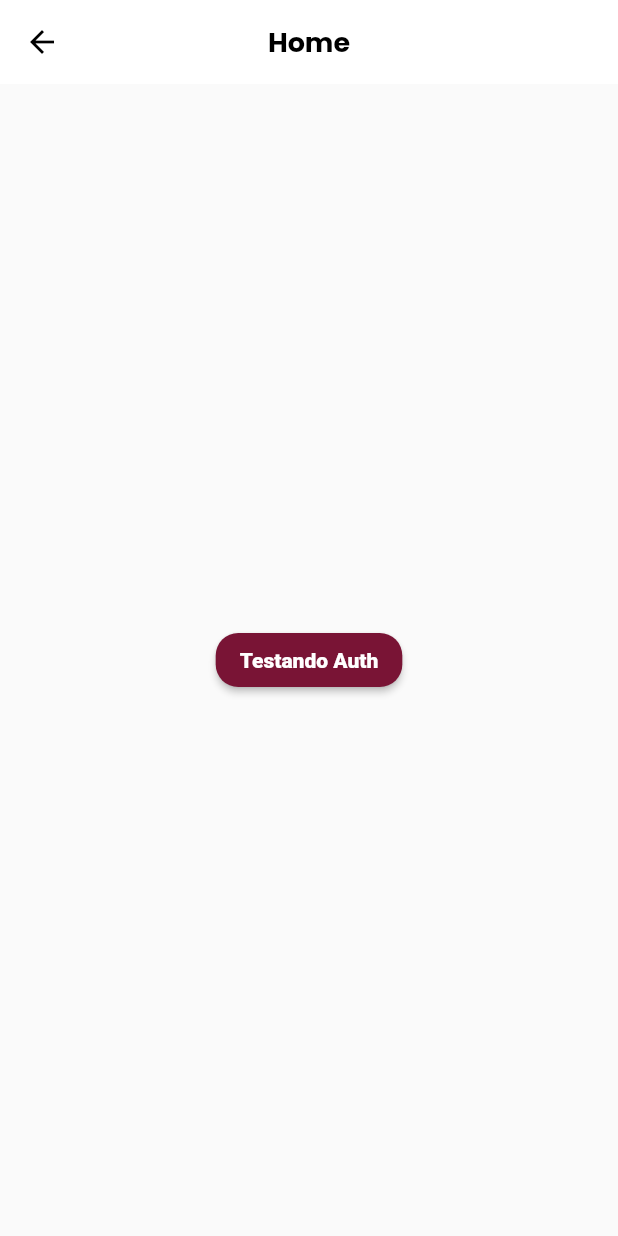
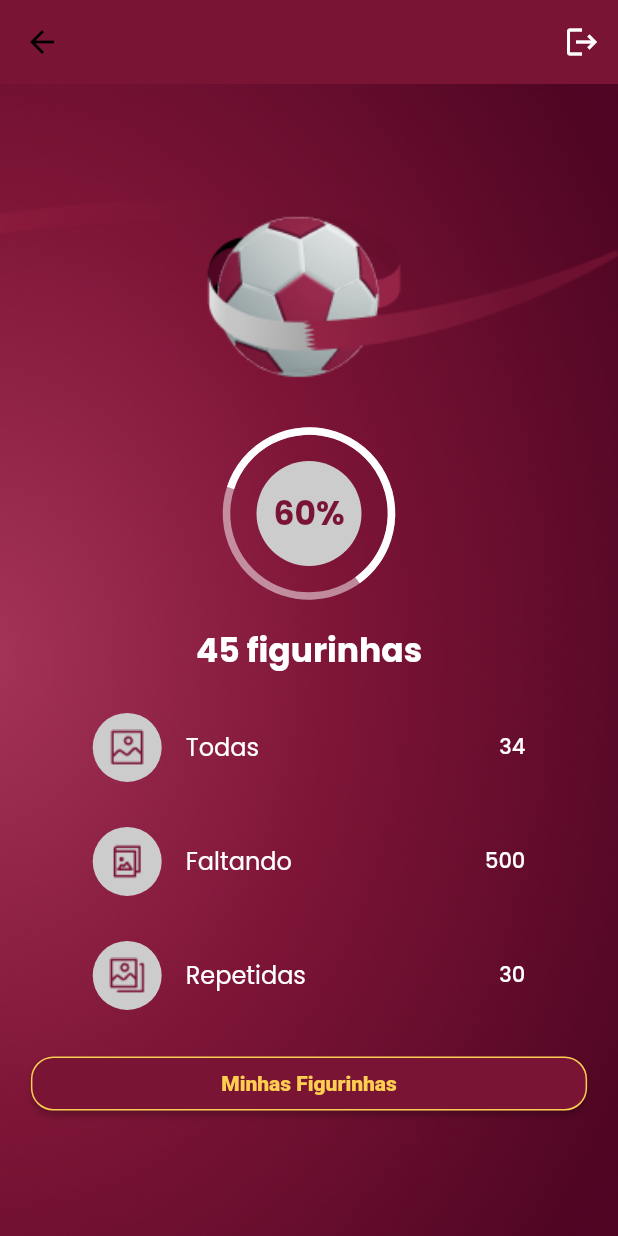
Before and after one commit to John-Rocha/cup-flutter-app, a Flutter app: the HomePage screen opened by its route, on a phone screen of 412 x 824 dp. Run offline on Flutter 3.47's test engine with Material 2 defaults, Android fonts, the phone set to English and light mode, and no system bars; our stand-ins replace dio, loading_animation_widget, shared_preferences, top_snackbar_flutter; missing offline and left inert: flutter_getit, validatorless; accounts and stored records are empty; Roboto replaces fonts that are missing (MPlus1P).

Commit message:
feat: build the home page

```diff
--- a/lib/app/core/ui/styles/text_styles.dart
+++ b/lib/app/core/ui/styles/text_styles.dart
@@ -76,6 +76,11 @@ class TextStyles {
         color: Colors.black,
         fontSize: 22,
       );
+
+  TextStyle get titlePrimatyColor => textPrimaryFontBold.copyWith(
+        color: ColorsApp.instance.primary,
+        fontSize: 22,
+      );
 }
 
 extension TextStylesExtensions on BuildContext {
--- a/lib/app/pages/home/home_page.dart
+++ b/lib/app/pages/home/home_page.dart
@@ -1,7 +1,10 @@
-import 'package:cup_flutter_app/app/core/rest/custom_dio.dart';
+import 'package:cup_flutter_app/app/core/ui/styles/button_styles.dart';
+import 'package:cup_flutter_app/app/core/ui/styles/colors_app.dart';
+import 'package:cup_flutter_app/app/core/ui/styles/text_styles.dart';
 import 'package:cup_flutter_app/app/core/ui/widgets/button.dart';
+import 'package:cup_flutter_app/app/pages/home/widgets/status_tile.dart';
+import 'package:cup_flutter_app/app/pages/home/widgets/sticker_percent_widget.dart';
 import 'package:flutter/material.dart';
-import 'package:flutter_getit/flutter_getit.dart';
 
 class HomePage extends StatefulWidget {
   const HomePage({super.key});
@@ -14,17 +17,88 @@ class _HomePageState extends State<HomePage> {
   @override
   Widget build(BuildContext context) {
     return Scaffold(
+      backgroundColor: context.colors.primary,
       appBar: AppBar(
-        title: const Text('Home'),
+        elevation: 0,
+        backgroundColor: context.colors.primary,
+        actions: [
+          IconButton(
+            onPressed: () {},
+            icon: const Icon(
+              Icons.logout,
+              color: Colors.white,
+            ),
+          ),
+        ],
       ),
-      body: Center(
-        child: Button.primary(
-          label: 'Testando Auth',
-          onPressed: () async {
-            context.get<CustomDio>().auth().get('/api/me');
-          },
-        ),
-      ),
+      body: Container(
+          decoration: const BoxDecoration(
+            image: DecorationImage(
+              image: AssetImage('assets/images/background.png'),
+              fit: BoxFit.cover,
+            ),
+          ),
+          child: LayoutBuilder(
+            builder: (_, constrains) {
+              return ConstrainedBox(
+                constraints: BoxConstraints(
+                  minHeight: constrains.maxHeight,
+                ),
+                child: Center(
+                  child: SingleChildScrollView(
+                    child: Column(
+                      children: [
+                        Container(
+                          padding: const EdgeInsets.only(bottom: 35),
+                          width: MediaQuery.of(context).size.width,
+                          child: Image.asset(
+                            'assets/images/bola.png',
+                            fit: BoxFit.cover,
+                          ),
+                        ),
+                        const StickerPercentWidget(percent: 60),
+                        const SizedBox(height: 20),
+                        Text(
+                          '45 figurinhas',
+                          style: context.textStyles.titleWhite,
+                        ),
+                        const SizedBox(height: 20),
+                        StatusTile(
+                          icon: Image.asset('assets/images/all_icon.png'),
+                          label: 'Todas',
+                          value: 34,
+                        ),
+                        const SizedBox(height: 20),
+                        StatusTile(
+                          icon: Image.asset('assets/images/missing_icon.png'),
+                          label: 'Faltando',
+                          value: 500,
+                        ),
+                        const SizedBox(height: 20),
+                        StatusTile(
+                          icon: Image.asset('assets/images/repeated_icon.png'),
+                          label: 'Repetidas',
+                          value: 30,
+                        ),
+                        const SizedBox(height: 20),
+                        Button(
+                          width: MediaQuery.of(context).size.width * .9,
+                          style: context.buttonStyles.yellowOutlineButton,
+                          labelStyle: context
+                              .textStyles.textSecondaryFontExtraBold
+                              .copyWith(
+                            color: context.colors.yellow,
+                          ),
+                          label: 'Minhas Figurinhas',
+                          onPressed: () {},
+                        ),
+                      ],
+                    ),
+                  ),
+                ),
+              );
+            },
+          )),
     );
   }
 }
--- /dev/null
+++ b/lib/app/pages/home/widgets/status_tile.dart
@@ -0,0 +1,48 @@
+// ignore_for_file: public_member_api_docs, sort_constructors_first
+import 'package:flutter/material.dart';
+
+import 'package:cup_flutter_app/app/core/ui/styles/colors_app.dart';
+import 'package:cup_flutter_app/app/core/ui/styles/text_styles.dart';
+
+class StatusTile extends StatelessWidget {
+  final Image icon;
+  final String label;
+  final int value;
+
+  const StatusTile({
+    Key? key,
+    required this.icon,
+    required this.label,
+    required this.value,
+  }) : super(key: key);
+
+  @override
+  Widget build(BuildContext context) {
+    return SizedBox(
+      width: MediaQuery.of(context).size.width * .7,
+      child: ListTile(
+        leading: SizedBox(
+          width: 46,
+          child: CircleAvatar(
+            backgroundColor: context.colors.grey,
+            radius: 46,
+            child: icon,
+          ),
+        ),
+        contentPadding: EdgeInsets.zero,
+        title: Text(
+          label,
+          style: context.textStyles.textPrimaryFontRegular.copyWith(
+            color: Colors.white,
+          ),
+        ),
+        trailing: Text(
+          '$value',
+          style: context.textStyles.textPrimaryFontMedium.copyWith(
+            color: Colors.white,
+          ),
+        ),
+      ),
+    );
+  }
+}
--- /dev/null
+++ b/lib/app/pages/home/widgets/sticker_percent_widget.dart
@@ -0,0 +1,52 @@
+// ignore_for_file: public_member_api_docs, sort_constructors_first
+import 'dart:math';
+
+import 'package:cup_flutter_app/app/core/ui/styles/text_styles.dart';
+import 'package:flutter/material.dart';
+
+import 'package:cup_flutter_app/app/core/ui/styles/colors_app.dart';
+
+class StickerPercentWidget extends StatelessWidget {
+  final int percent;
+
+  const StickerPercentWidget({
+    Key? key,
+    required this.percent,
+  }) : super(key: key);
+
+  @override
+  Widget build(BuildContext context) {
+    return Stack(
+      alignment: Alignment.center,
+      children: [
+        Container(
+          width: 70,
+          height: 70,
+          decoration: BoxDecoration(
+            color: context.colors.grey,
+            shape: BoxShape.circle,
+          ),
+          child: Center(
+            child: Text(
+              '$percent%',
+              style: context.textStyles.titlePrimatyColor,
+            ),
+          ),
+        ),
+        SizedBox(
+          width: 110,
+          height: 110,
+          child: Transform.rotate(
+            angle: -pi / 2.5,
+            child: CircularProgressIndicator(
+              value: percent / 100,
+              color: Colors.white,
+              backgroundColor: Colors.white.withOpacity(0.5),
+              strokeWidth: 5,
+            ),
+          ),
+        ),
+      ],
+    );
+  }
+}
```
